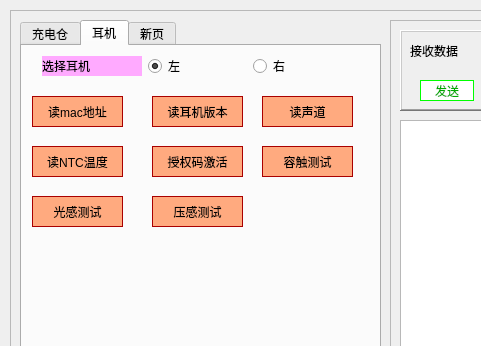
LinZephyr/mew_tw200_test, file mainwindow.ui: the form before one commit; both pictures show x 0 to 481 and y 0 to 346 of the 1267 by 744 pixel window.
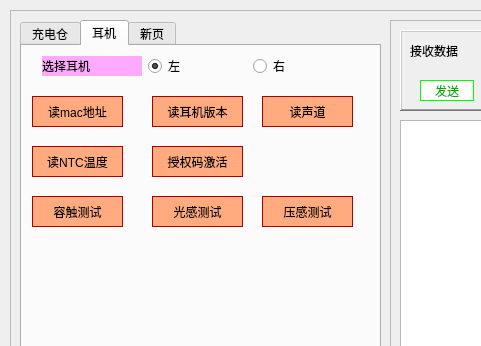
The form after the commit. Icons and pictures are not drawn.

Commit message: <style>  调整压感测试按钮位置,三个传感器测试按钮放在一行.

```diff
--- a/mainwindow.ui
+++ b/mainwindow.ui
@@ -473,8 +473,8 @@
       <widget class="QPushButton" name="captouch_test_btn">
        <property name="geometry">
         <rect>
-         <x>240</x>
-         <y>100</y>
+         <x>10</x>
+         <y>150</y>
          <width>91</width>
          <height>31</height>
         </rect>
@@ -494,7 +494,7 @@
       <widget class="QPushButton" name="optic_test_btn">
        <property name="geometry">
         <rect>
-         <x>10</x>
+         <x>130</x>
          <y>150</y>
          <width>91</width>
          <height>31</height>
@@ -515,7 +515,7 @@
       <widget class="QPushButton" name="force_sensor_test_btn">
        <property name="geometry">
         <rect>
-         <x>130</x>
+         <x>240</x>
          <y>150</y>
          <width>91</width>
          <height>31</height>
```
